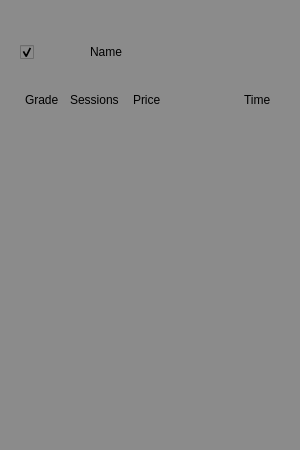
Qt form gui/MonkeyWItem.ui (COALA-sftwr/monkey-model-kits) before a commit.
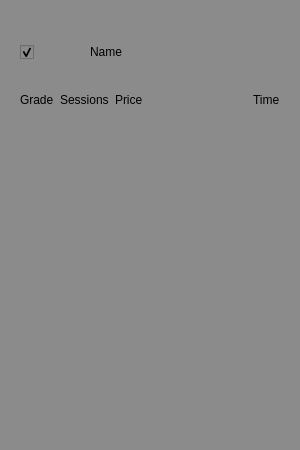
The same form after that commit. Icons and pictures are not drawn.

Commit message: {ref}[GUI]: Changed some GUI elements.

```diff
--- a/gui/MonkeyWItem.ui
+++ b/gui/MonkeyWItem.ui
@@ -10,6 +10,12 @@
     <height>450</height>
    </rect>
   </property>
+  <property name="maximumSize">
+   <size>
+    <width>300</width>
+    <height>450</height>
+   </size>
+  </property>
   <property name="windowTitle">
    <string>MonkeyWidgetItem</string>
   </property>
@@ -126,7 +132,7 @@
            <enum>Qt::Horizontal</enum>
           </property>
           <property name="sizeType">
-           <enum>QSizePolicy::Fixed</enum>
+           <enum>QSizePolicy::Expanding</enum>
           </property>
           <property name="sizeHint" stdset="0">
            <size>
```
Left out of the diff: 4 changed lines with no effect on the pictures. The commit also changes 2 other files.
